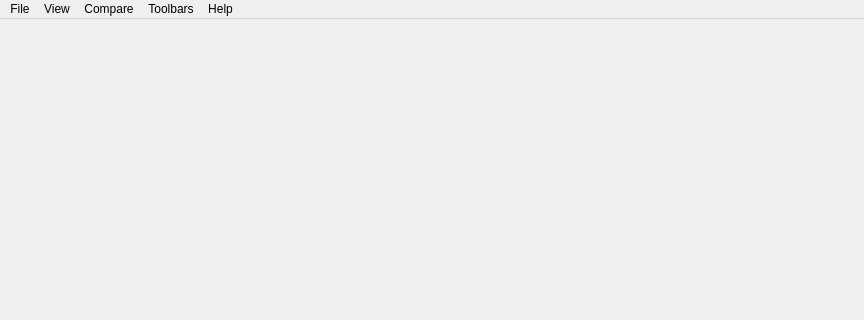
First picture: the form in Pdf4QtDiff/mainwindow.ui, repository studio-berry/loop, before the edit; both pictures show x 0 to 864 and y 0 to 320 of the 864 by 638 pixel window.
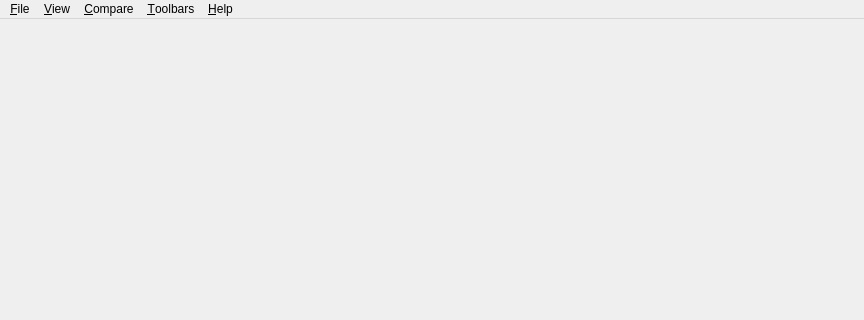
Second picture: the form after the edit. Icons and pictures are not drawn.

```diff
--- a/Pdf4QtDiff/mainwindow.ui
+++ b/Pdf4QtDiff/mainwindow.ui
@@ -31,7 +31,7 @@
    </property>
    <widget class="QMenu" name="menuFile">
     <property name="title">
-     <string>File</string>
+     <string>&amp;File</string>
     </property>
     <addaction name="actionOpen_Left"/>
     <addaction name="actionOpen_Right"/>
@@ -39,7 +39,7 @@
    </widget>
    <widget class="QMenu" name="menuHelp">
     <property name="title">
-     <string>Help</string>
+     <string>&amp;Help</string>
     </property>
     <addaction name="actionGet_Source"/>
     <addaction name="actionBecomeASponsor"/>
@@ -47,12 +47,12 @@
    </widget>
    <widget class="QMenu" name="menuToolbars">
     <property name="title">
-     <string>Toolbars</string>
+     <string>&amp;Toolbars</string>
     </property>
    </widget>
    <widget class="QMenu" name="menuCompare">
     <property name="title">
-     <string>Compare</string>
+     <string>&amp;Compare</string>
     </property>
     <addaction name="actionCompare"/>
     <addaction name="actionCreate_Compare_Report"/>
@@ -60,7 +60,7 @@
    </widget>
    <widget class="QMenu" name="menuView">
     <property name="title">
-     <string>View</string>
+     <string>&amp;View</string>
     </property>
     <widget class="QMenu" name="menuView_2">
      <property name="title">
```
Left out of the diff: 52 changed lines with no effect on the pictures.
